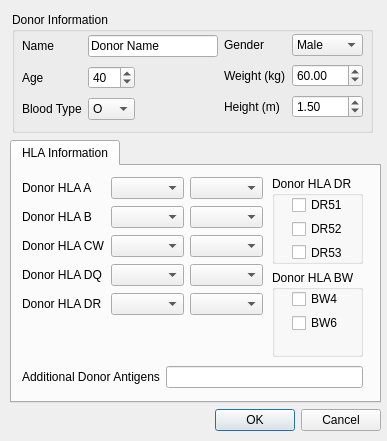
mathieubray/KPDGUI, file KPD GUI/DialogDonor.ui: the form before one commit.
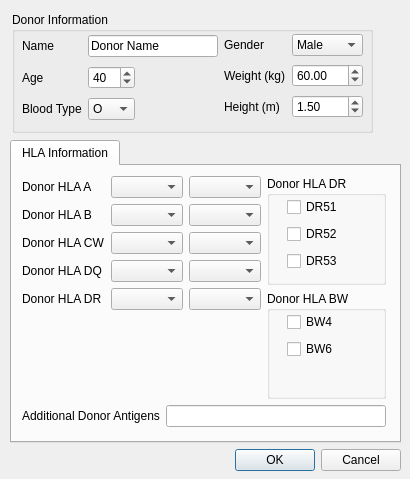
The form after the commit.

Commit message: Pre- Changing Donor and Candidate to their own items

```diff
--- a/KPD GUI/DialogDonor.ui
+++ b/KPD GUI/DialogDonor.ui
@@ -6,20 +6,20 @@
    <rect>
     <x>0</x>
     <y>0</y>
-    <width>387</width>
-    <height>441</height>
+    <width>410</width>
+    <height>479</height>
    </rect>
   </property>
   <property name="minimumSize">
    <size>
-    <width>387</width>
-    <height>441</height>
+    <width>0</width>
+    <height>0</height>
    </size>
   </property>
   <property name="maximumSize">
    <size>
-    <width>387</width>
-    <height>441</height>
+    <width>66666</width>
+    <height>888888</height>
    </size>
   </property>
   <property name="windowTitle">
@@ -206,8 +206,8 @@
     <rect>
      <x>10</x>
      <y>140</y>
-     <width>371</width>
-     <height>291</height>
+     <width>391</width>
+     <height>331</height>
     </rect>
    </property>
    <layout class="QVBoxLayout" name="verticalLayout">
@@ -223,15 +223,21 @@
        <attribute name="title">
         <string>HLA Information</string>
        </attribute>
-       <widget class="QWidget" name="layoutWidget_7">
+       <widget class="QWidget" name="">
         <property name="geometry">
          <rect>
           <x>10</x>
           <y>10</y>
-          <width>241</width>
-          <height>141</height>
+          <width>364</width>
+          <height>251</height>
          </rect>
         </property>
+        <layout class="QVBoxLayout" name="donorHLAInfoVerticalLayout">
+         <item>
+          <layout class="QHBoxLayout" name="donorHLAInfoHorizontalLayout">
+           <item>
+            <layout class="QVBoxLayout" name="donorMajorHLAVerticalLayout">
+             <item>
         <layout class="QGridLayout" name="donorHLAGridLayout">
          <item row="2" column="0">
           <widget class="QLabel" name="donorCWLabel">
@@ -299,38 +305,23 @@
           <widget class="QComboBox" name="donorHLADR2ComboBox"/>
          </item>
         </layout>
-       </widget>
-       <widget class="QWidget" name="layoutWidget_9">
-        <property name="geometry">
-         <rect>
-          <x>10</x>
-          <y>200</y>
-          <width>341</width>
-          <height>22</height>
-         </rect>
-        </property>
-        <layout class="QHBoxLayout" name="donorHLAAdditionalHorizontalLayout">
-         <item>
-          <widget class="QLabel" name="donorHLAAdditionalLabel">
-           <property name="text">
-            <string>Additional Donor Antigens</string>
-           </property>
-          </widget>
          </item>
          <item>
-          <widget class="QLineEdit" name="donorHLALineEdit"/>
-         </item>
-        </layout>
-       </widget>
-       <widget class="QWidget" name="layoutWidget">
-        <property name="geometry">
-         <rect>
-          <x>260</x>
-          <y>10</y>
-          <width>91</width>
-          <height>181</height>
-         </rect>
-        </property>
+              <spacer name="verticalSpacer">
+               <property name="orientation">
+                <enum>Qt::Vertical</enum>
+               </property>
+               <property name="sizeHint" stdset="0">
+                <size>
+                 <width>20</width>
+                 <height>40</height>
+                </size>
+               </property>
+              </spacer>
+             </item>
+            </layout>
+           </item>
+           <item>
         <layout class="QVBoxLayout" name="donorHLAVerticalLayout">
          <item>
           <widget class="QGroupBox" name="donorHLADRLayout">
@@ -342,8 +333,8 @@
              <rect>
               <x>20</x>
               <y>20</y>
-              <width>51</width>
-              <height>65</height>
+                  <width>59</width>
+                  <height>76</height>
              </rect>
             </property>
             <layout class="QVBoxLayout" name="donorHLADRVerticalLayout">
@@ -382,8 +373,8 @@
              <rect>
               <x>20</x>
               <y>20</y>
-              <width>47</width>
-              <height>42</height>
+                  <width>55</width>
+                  <height>49</height>
              </rect>
             </property>
             <layout class="QVBoxLayout" name="donorHLABWVerticalLayout">
@@ -406,6 +397,24 @@
           </widget>
          </item>
         </layout>
+           </item>
+          </layout>
+         </item>
+         <item>
+          <layout class="QHBoxLayout" name="donorHLAAdditionalHorizontalLayout">
+           <item>
+            <widget class="QLabel" name="donorHLAAdditionalLabel">
+             <property name="text">
+              <string>Additional Donor Antigens</string>
+             </property>
+            </widget>
+           </item>
+           <item>
+            <widget class="QLineEdit" name="donorHLALineEdit"/>
+           </item>
+          </layout>
+         </item>
+        </layout>
        </widget>
        <zorder>layoutWidget</zorder>
        <zorder>layoutWidget_7</zorder>
```
Left out of the diff: 1 changed line with no effect on the pictures. Lines whose indentation alone changed are shown as unchanged. The commit also changes 56 other files.
